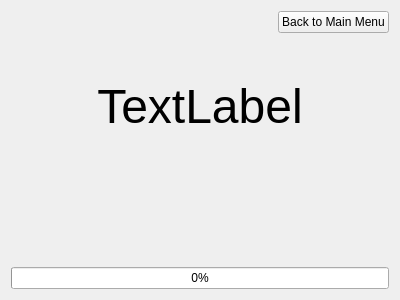
Qt form basicquiz.ui (zxjorge/EDApp) before a commit.
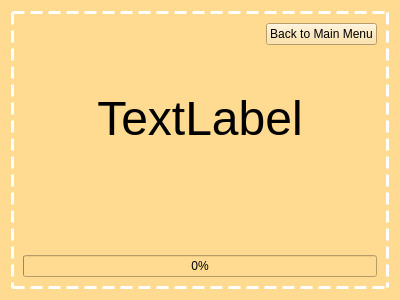
The same form after that commit.

Commit message: Changed basic quiz ui to match lessons

```diff
--- a/basicquiz.ui
+++ b/basicquiz.ui
@@ -13,8 +13,20 @@
   <property name="windowTitle">
    <string>Form</string>
   </property>
+  <property name="styleSheet">
+   <string notr="true">background-color: rgb(255, 219, 146);</string>
+  </property>
   <layout class="QVBoxLayout" name="verticalLayout">
    <item>
+    <widget class="QFrame" name="verticalFrame">
+     <property name="styleSheet">
+      <string notr="true">QFrame#verticalFrame {
+	border: 3px dashed white;
+}
+</string>
+     </property>
+     <layout class="QVBoxLayout" name="verticalLayout_2">
+      <item>
     <widget class="QPushButton" name="mainMenu">
      <property name="sizePolicy">
       <sizepolicy hsizetype="Maximum" vsizetype="Fixed">
@@ -120,6 +132,9 @@
      <property name="value">
       <number>0</number>
      </property>
+       </widget>
+      </item>
+     </layout>
     </widget>
    </item>
   </layout>
```
Lines whose indentation alone changed are shown as unchanged. The commit also changes 1 other file.
